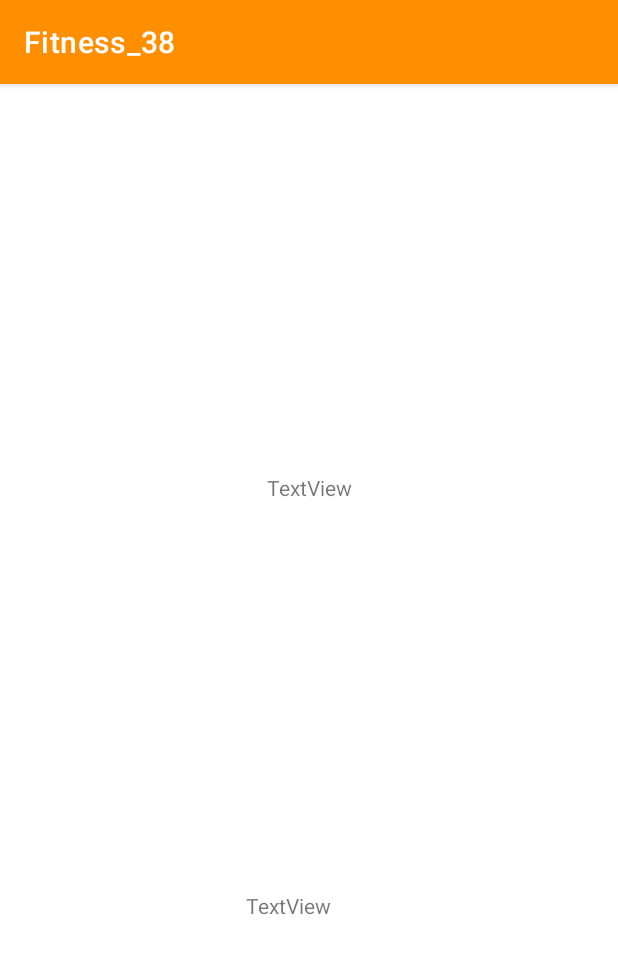
After one commit to dexter0918bai/Fitness_38, an Android app: the BasicInforActivity screen opened directly, with no data from a screen before it, on a phone screen of 412 x 824 dp. The commit adds this screen. Shown: the top 954 px of the screen. Run offline under Robolectric (Android 15) with nearby library versions, the phone set to English and light mode, and no system bars; Roboto replaces fonts that are not available here.

```diff
--- /dev/null
+++ b/app/src/main/java/edu/neu/fitness_38/BasicInforActivity.java
@@ -0,0 +1,16 @@
+package edu.neu.fitness_38;
+
+import androidx.appcompat.app.AppCompatActivity;
+
+import android.os.Bundle;
+
+public class BasicInforActivity extends AppCompatActivity {
+
+
+
+    @Override
+    protected void onCreate(Bundle savedInstanceState) {
+        super.onCreate(savedInstanceState);
+        setContentView(R.layout.activity_basic_infor);
+    }
+}
--- a/app/src/main/java/edu/neu/fitness_38/Login.java
+++ b/app/src/main/java/edu/neu/fitness_38/Login.java
@@ -21,6 +21,7 @@ import com.google.android.gms.tasks.OnSuccessListener;
 import com.google.android.gms.tasks.Task;
 import com.google.firebase.auth.AuthResult;
 import com.google.firebase.auth.FirebaseAuth;
+import com.google.firebase.auth.FirebaseUser;
 
 public class  Login extends AppCompatActivity {
     EditText  myEmail, myPassword;
@@ -28,6 +29,7 @@ public class  Login extends AppCompatActivity {
     TextView myCreat, forgetPassword;
     FirebaseAuth myAuth;
     ProgressBar progressBar;
+    FirebaseUser myUser;
 
     @Override
     protected void onCreate(Bundle savedInstanceState) {
@@ -38,6 +40,7 @@ public class  Login extends AppCompatActivity {
         myPassword = findViewById(R.id.Password);
         progressBar = findViewById(R.id.pBar);
         myAuth = FirebaseAuth.getInstance();
+        myUser = myAuth.getCurrentUser();
         myLogin = findViewById(R.id.login);
         myCreat = findViewById(R.id.creatAccount);
         forgetPassword = findViewById(R.id.fPassword);
--- /dev/null
+++ b/app/src/main/res/layout/activity_basic_infor.xml
@@ -0,0 +1,30 @@
+<?xml version="1.0" encoding="utf-8"?>
+<androidx.constraintlayout.widget.ConstraintLayout xmlns:android="http://schemas.android.com/apk/res/android"
+    xmlns:app="http://schemas.android.com/apk/res-auto"
+    xmlns:tools="http://schemas.android.com/tools"
+    android:layout_width="match_parent"
+    android:layout_height="match_parent"
+    tools:context=".BasicInforActivity">
+
+    <TextView
+        android:id="@+id/textView3"
+        android:layout_width="wrap_content"
+        android:layout_height="wrap_content"
+        android:text="TextView"
+        app:layout_constraintBottom_toTopOf="@+id/textView5"
+        app:layout_constraintEnd_toEndOf="parent"
+        app:layout_constraintStart_toStartOf="parent"
+        app:layout_constraintTop_toTopOf="parent" />
+
+    <TextView
+        android:id="@+id/textView5"
+        android:layout_width="wrap_content"
+        android:layout_height="wrap_content"
+        android:text="TextView"
+        app:layout_constraintBottom_toBottomOf="parent"
+        app:layout_constraintEnd_toEndOf="parent"
+        app:layout_constraintHorizontal_bias="0.461"
+        app:layout_constraintStart_toStartOf="parent"
+        app:layout_constraintTop_toTopOf="parent"
+        app:layout_constraintVertical_bias="0.719" />
+</androidx.constraintlayout.widget.ConstraintLayout>
--- a/app/src/main/res/layout/activity_login2.xml
+++ b/app/src/main/res/layout/activity_login2.xml
@@ -60,7 +60,8 @@
         android:layout_marginEnd="16dp"
         android:background="@color/gold"
         android:hint="Password"
-
+        android:inputType="textPassword"
+        app:passwordToggleEnabled= "true"
         android:minHeight="48dp"
         android:padding="10dp"
         android:textSize="14sp"
--- a/app/src/main/res/layout/activity_register.xml
+++ b/app/src/main/res/layout/activity_register.xml
@@ -83,6 +83,7 @@
         android:layout_marginEnd="16dp"
         android:background="@color/gold"
         android:hint="Password"
+        android:inputType="textPassword"
 
         android:minHeight="48dp"
         android:padding="10dp"
--- a/app/src/main/res/layout/fragment_basic_information.xml
+++ b/app/src/main/res/layout/fragment_target_info.xml
@@ -3,7 +3,7 @@
     xmlns:tools="http://schemas.android.com/tools"
     android:layout_width="match_parent"
     android:layout_height="match_parent"
-    tools:context=".basic_information">
+    tools:context=".target_Info_Fragment">
 
     <!-- TODO: Update blank fragment layout -->
     <TextView
```
Also changed, not shown: app/src/main/AndroidManifest.xml (+5 -2 lines), app/src/main/java/edu/neu/fitness_38/IntroPage.java (+71 -0 lines), app/src/main/java/edu/neu/fitness_38/Register.java (+11 -35 lines), app/src/main/java/edu/neu/fitness_38/target_Info_Fragment.java (renamed from app/src/main/java/edu/neu/fitness_38/basic_information.java, +6 -6 lines), app/src/main/res/anim/get_startbutton.xml (added, +14 -0 lines), app/src/main/res/layout/activity_intro_page.xml (+17 -32 lines), app/src/main/res/drawable-anydpi/ratio.png (added), app/src/main/res/drawable-anydpi/reminder.png (added), app/src/main/res/drawable-anydpi/running.png (added).
